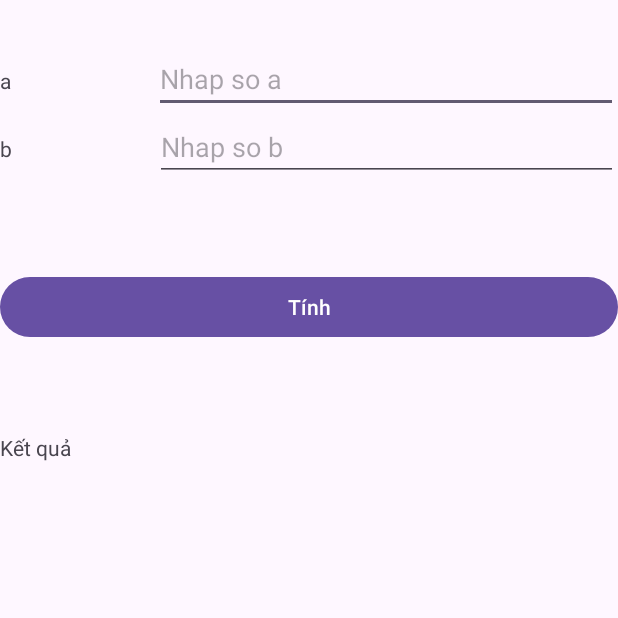
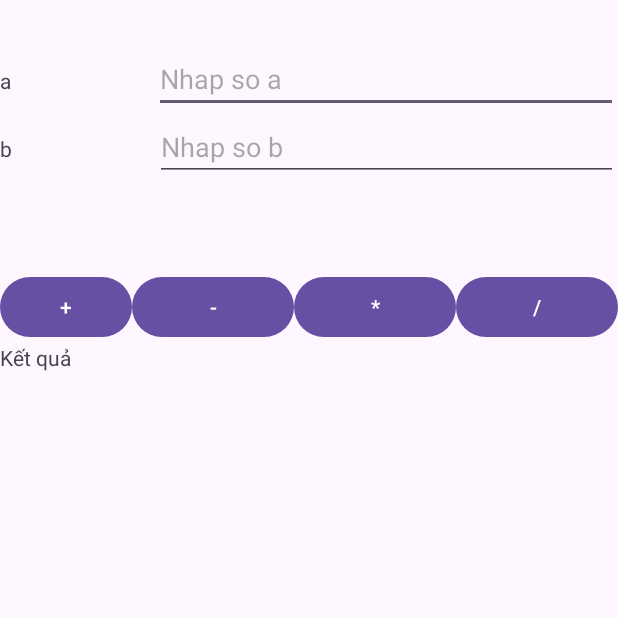
Before and after one commit to tubuianh/63135948-AndroidProgramming, an Android app: the screen it shows after launch (MainActivity), on a phone screen of 412 x 824 dp, the top half of it. Run offline under Robolectric (Android 15) with nearby library versions, the phone set to English and light mode, and no system bars.

Commit message:
Ex3_SimpleSumApp

```diff
--- a/Ex3_SimpleSumApp/app/src/main/res/layout/activity_main.xml
+++ b/Ex3_SimpleSumApp/app/src/main/res/layout/activity_main.xml
@@ -50,20 +50,55 @@
             android:ems="10"
             android:hint="Nhap so b"
             android:inputType="text" />
+
     </LinearLayout>
-
-    <Button
-        android:id="@+id/tinh"
-        android:layout_width="match_parent"
-        android:layout_height="wrap_content"
-        android:layout_marginTop="60dp"
-        android:onClick="TinhTong"
-        android:text="Tính" />
 
     <LinearLayout
         android:layout_width="match_parent"
         android:layout_height="wrap_content"
-        android:layout_marginTop="60dp"
+        android:layout_weight="0"
+        android:orientation="horizontal">
+
+        <Button
+            android:id="@+id/cong"
+            android:layout_width="wrap_content"
+            android:layout_height="wrap_content"
+            android:layout_marginTop="60dp"
+            android:onClick="TinhTong"
+            android:text="+" />
+
+        <Button
+            android:id="@+id/cong"
+            android:layout_width="wrap_content"
+            android:layout_height="wrap_content"
+            android:layout_marginTop="60dp"
+            android:layout_weight="1"
+            android:onClick="TinhTru"
+            android:text="-" />
+
+        <Button
+            android:id="@+id/cong"
+            android:layout_width="wrap_content"
+            android:layout_height="wrap_content"
+            android:layout_marginTop="60dp"
+            android:layout_weight="1"
+            android:onClick="TinhNhan"
+            android:text="*" />
+
+        <Button
+            android:id="@+id/cong"
+            android:layout_width="wrap_content"
+            android:layout_height="wrap_content"
+            android:layout_marginTop="60dp"
+            android:layout_weight="1"
+            android:onClick="TinhChia"
+            android:text="/" />
+
+    </LinearLayout>
+
+    <LinearLayout
+        android:layout_width="match_parent"
+        android:layout_height="wrap_content"
         android:orientation="horizontal">
 
         <TextView
@@ -80,4 +115,5 @@
             android:layout_weight="1" />
 
     </LinearLayout>
+
 </LinearLayout>
```
Also changed, not shown: Ex3_SimpleSumApp/app/src/main/java/com/example/ex3_simplesumapp/MainActivity.java (+24 -6 lines).
